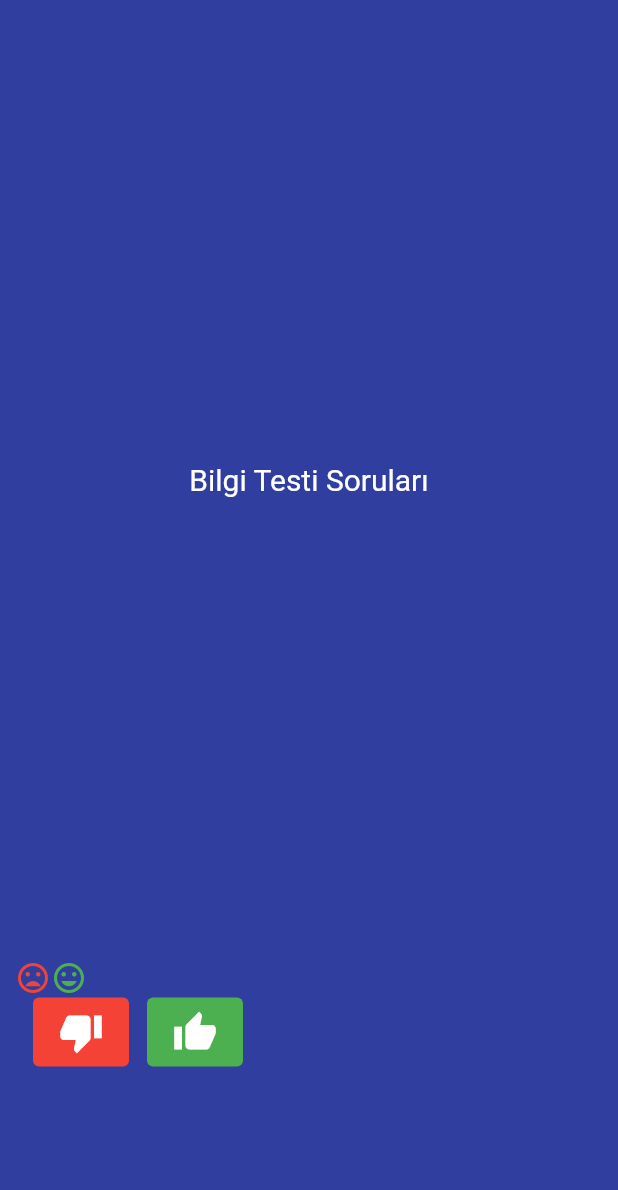
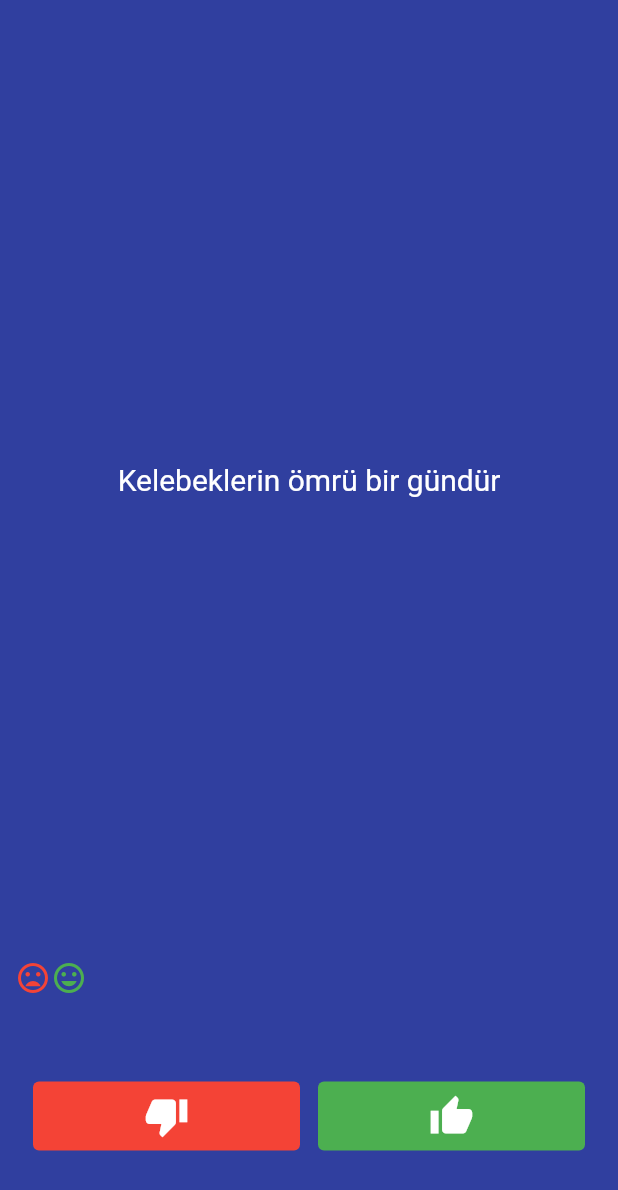
Before and after one commit to IzzetMustafaoglu/bilgi_yarismasi, a Flutter app: the screen it shows after launch, after a tap on the "thumb down" icon, after a tap on the "thumb up" icon, on a phone screen of 412 x 824 dp. Shown: the top 1190 px of the screen. Run offline on Flutter 3.47's test engine with Material 2 defaults, Android fonts, the phone set to English and light mode, and no system bars.

Commit message:
Sorular eklendi

```diff
--- a/lib/main.dart
+++ b/lib/main.dart
@@ -26,8 +26,16 @@ class SoruSayfasi extends StatefulWidget {
 
 class _SoruSayfasiState extends State<SoruSayfasi> {
 
-  List<Widget> secimler = [
-
+  int i = 0;
+  List<Widget> secimler = [];
+  List<String> sorular = [
+    "Titanic gelmiş geçmiş en büyük gemidir",
+    "Dünyadaki tavuk sayısı insan sayısından fazladır",
+    "Kelebeklerin ömrü bir gündür",
+    "Dünya düzdür",
+    "Kaju fıstığı aslında bir meyvenin sapıdır",
+    "Fatih Sultan Mehmet hiç patates yememiştir",
+    "Fransızlar 80 demek için, 4 - 20 der"
   ];
   @override
   Widget build(BuildContext context) {
@@ -41,7 +49,7 @@ class _SoruSayfasiState extends State<SoruSayfasi> {
             padding: EdgeInsets.all(10.0),
             child: Center(
               child: Text(
-                'Bilgi Testi Soruları',
+                sorular[i],
                 textAlign: TextAlign.center,
                 style: TextStyle(
                   fontSize: 20.0,
@@ -58,7 +66,7 @@ class _SoruSayfasiState extends State<SoruSayfasi> {
           flex: 1,
           child: Padding(
             padding: EdgeInsets.symmetric(horizontal: 6.0),
-            child: Wrap(
+            child: Row(
               children: <Widget>[
                 Expanded(
                     child: Padding(
@@ -75,6 +83,7 @@ class _SoruSayfasiState extends State<SoruSayfasi> {
                           onPressed: () {
                             setState(() {
                               secimler.add(kYanlisIcon);
+                              i++;
                             });
                           },
                         ))),
@@ -93,6 +102,7 @@ class _SoruSayfasiState extends State<SoruSayfasi> {
                       onPressed: () {
                         setState(() {
                           secimler.add(kDogruIcon);
+                          i++;
                         });
                       },
                     ),
```
